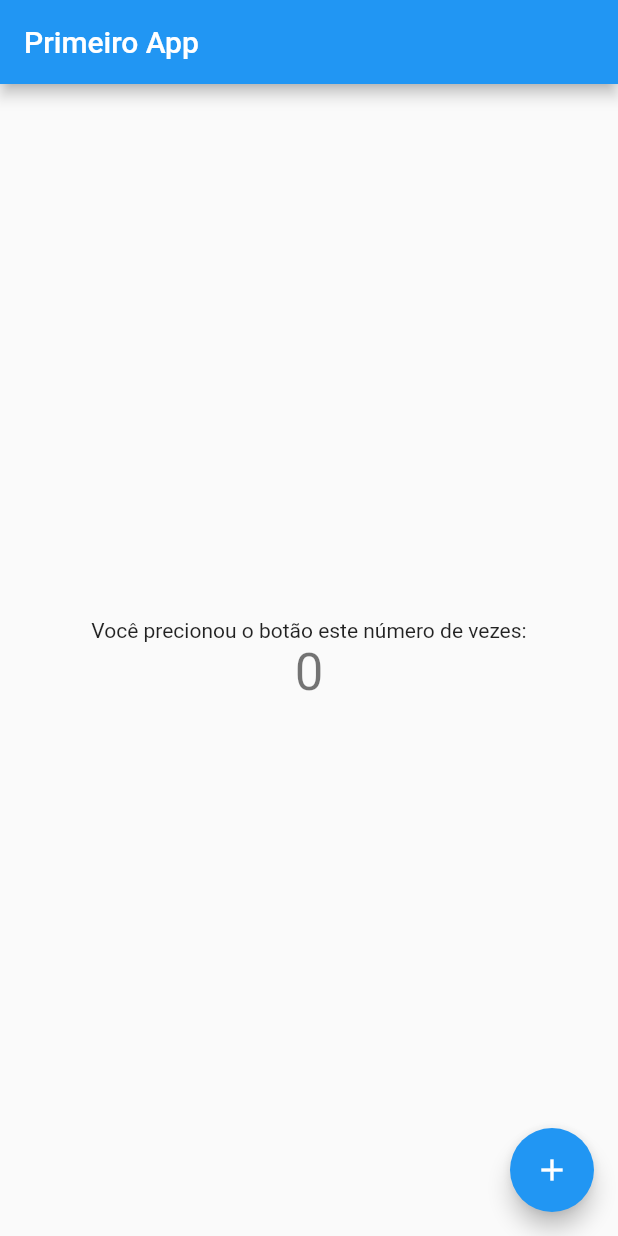
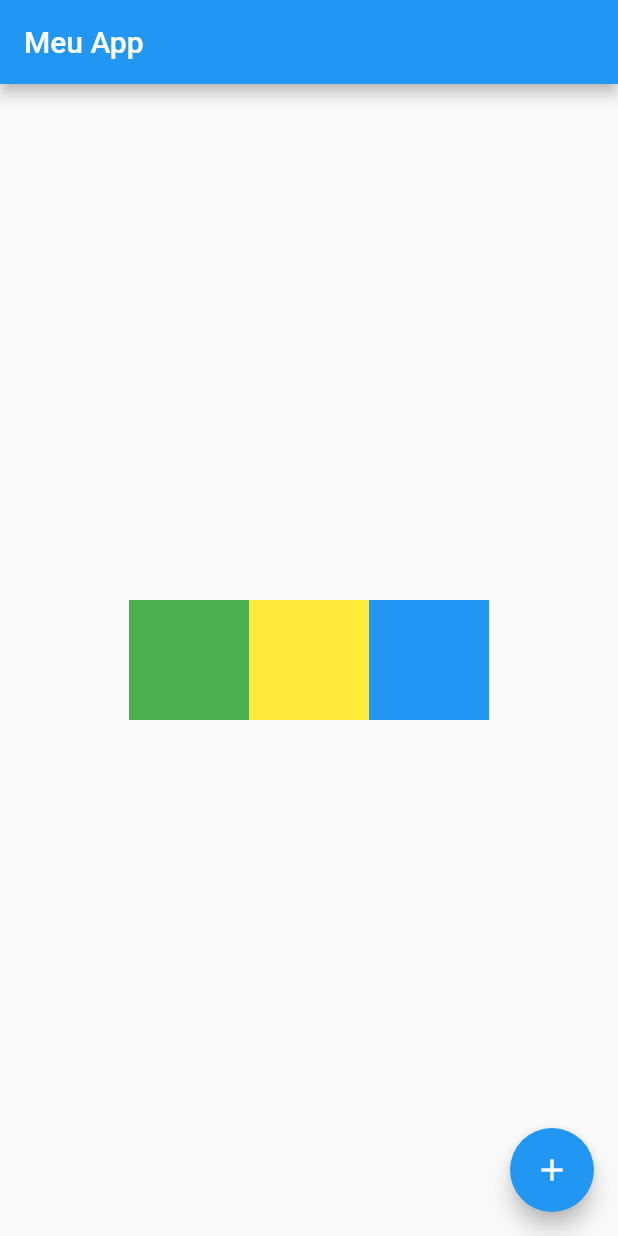
Before and after one commit to gilsonmaran/flutter-app, a Flutter app: the screen it shows after launch, on a phone screen of 412 x 824 dp. Run offline on Flutter 3.47's test engine with Material 2 defaults, Android fonts, the phone set to English and light mode, and no system bars.

Commit message:
feat: pos aula 15

```diff
--- /dev/null
+++ b/lib/home_page.dart
@@ -0,0 +1,52 @@
+import 'package:flutter/material.dart';
+
+class HomePage extends StatefulWidget {
+  const HomePage({super.key});
+
+  @override
+  State<HomePage> createState() => _HomePageState();
+}
+
+class _HomePageState extends State<HomePage> {
+  var count = 0;
+
+  @override
+  Widget build(BuildContext context) {
+    return Scaffold(
+      appBar: AppBar(
+        title: const Text('Meu App'),
+      ),
+      body: Center(
+        child: Row(
+          mainAxisAlignment: MainAxisAlignment.center,
+          crossAxisAlignment: CrossAxisAlignment.center,
+          children: [
+            Container(
+              width: 80,
+              height: 80,
+              color: Colors.green,
+            ),
+            Container(
+              width: 80,
+              height: 80,
+              color: Colors.yellow,
+            ),
+            Container(
+              width: 80,
+              height: 80,
+              color: Colors.blue,
+            )
+          ]
+          ),
+      ),
+      floatingActionButton: FloatingActionButton(
+        child: const Icon(Icons.add),
+        onPressed: () {
+          setState(() {
+            count++;
+          });
+        },
+      ),
+    );
+  }
+}
--- a/lib/main.dart
+++ b/lib/main.dart
@@ -1,71 +1,6 @@
 import 'package:flutter/material.dart';
+import 'package:app/myapp.dart';
 
 void main() {
   runApp(const MyApp());
 }
-
-class MyApp extends StatelessWidget {
-  const MyApp({super.key});
-
-  @override
-  Widget build(BuildContext context) {
-    return MaterialApp(
-      title: 'Flutter Demo',
-      theme: ThemeData(
-
-        primarySwatch: Colors.blue,
-      ),
-      home: const MyHomePage(title: 'Primeiro App'),
-    );
-  }
-}
-
-class MyHomePage extends StatefulWidget {
-  const MyHomePage({super.key, required this.title});
-  final String title;
-
-  @override
-  State<MyHomePage> createState() => _MyHomePageState();
-}
-
-class _MyHomePageState extends State<MyHomePage> {
-  int _counter = 0;
-
-  void _incrementCounter() {
-    setState(() {
-
-      if(_counter < 10) {
-        _counter++;
-      }
-
-    });
-  }
-
-  @override
-  Widget build(BuildContext context) {
-    return Scaffold(
-      appBar: AppBar(
-        title: Text(widget.title),
-      ),
-      body: Center(
-        child: Column(
-          mainAxisAlignment: MainAxisAlignment.center,
-          children: <Widget>[
-            const Text(
-              'Você precionou o botão este número de vezes:',
-            ),
-            Text(
-              '$_counter',
-              style: Theme.of(context).textTheme.headline4,
-            ),
-          ],
-        ),
-      ),
-      floatingActionButton: FloatingActionButton(
-        onPressed: _incrementCounter,
-        tooltip: 'Incrementar',
-        child: const Icon(Icons.add),
-      ), // This trailing comma makes auto-formatting nicer for build methods.
-    );
-  }
-}
--- /dev/null
+++ b/lib/myapp.dart
@@ -0,0 +1,11 @@
+import 'package:flutter/material.dart';
+import 'package:app/home_page.dart';
+
+class MyApp extends StatelessWidget {
+  const MyApp({super.key});
+
+  @override
+  Widget build(BuildContext context) {
+    return const MaterialApp(home: HomePage());
+  }
+}
```
Also changed, not shown: 1 other file.
